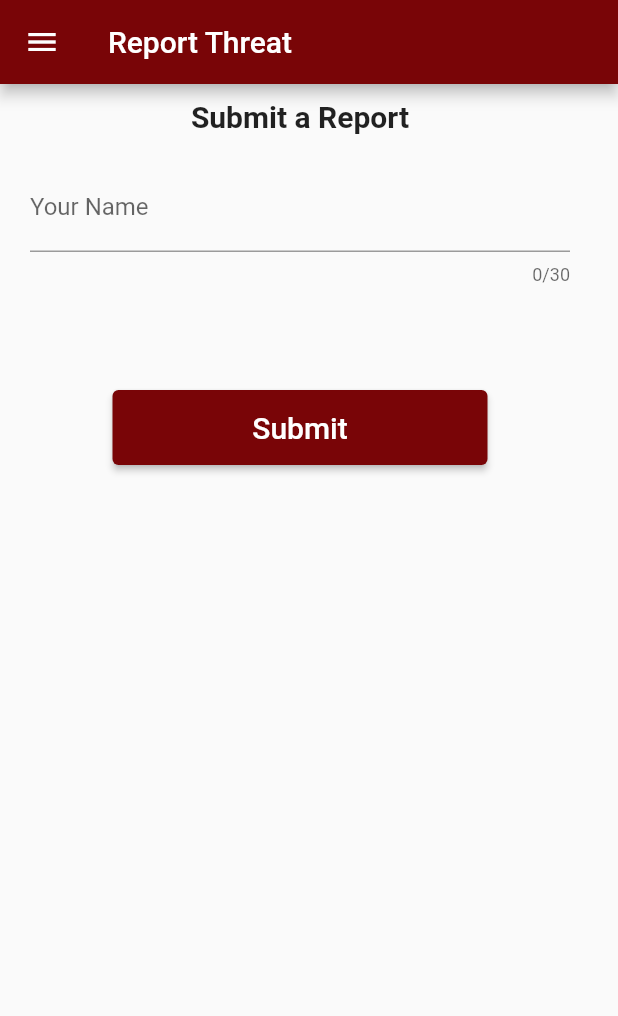
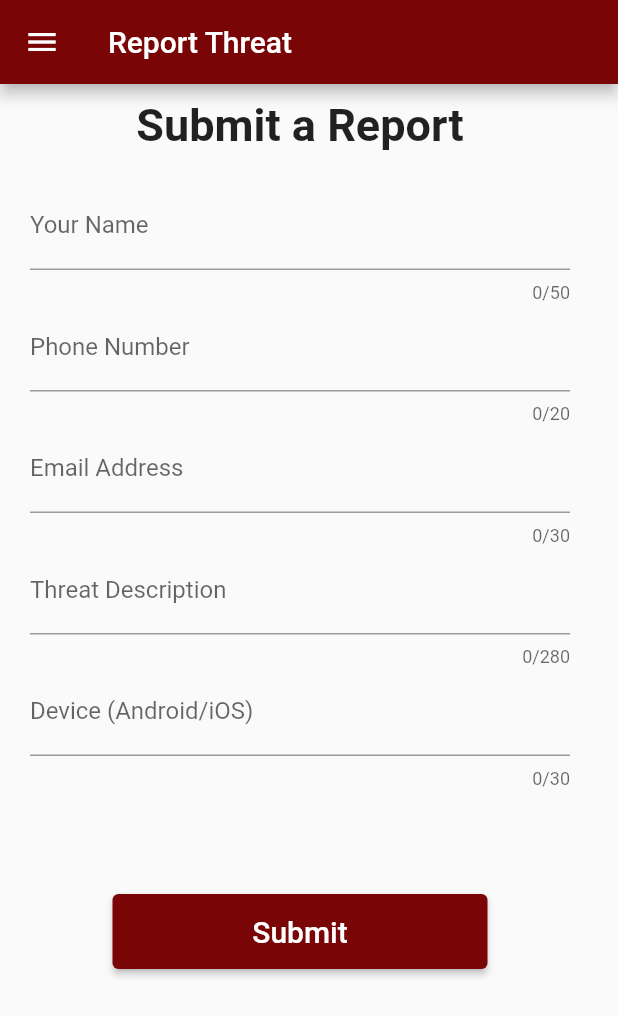
Before and after one commit to akanshasen/mobileShielding, a Flutter app: the ScanTPage screen opened directly, after a tap on "Report Threat", on a phone screen of 412 x 824 dp. Shown: the top 1016 px of the screen. Run offline on Flutter 3.47's test engine with Material 2 defaults, Android fonts, the phone set to English and light mode, and no system bars.

Commit message:
added the name, number, emailaddress, threat description and device choice

```diff
--- a/lib/report.dart
+++ b/lib/report.dart
@@ -21,7 +21,8 @@ class _reportPageState extends State<ReportPage> {
             backgroundColor: Color(0xff790507),
             title: Text('Report Threat'),
           ),
-          body: Container(
+          body: SingleChildScrollView(
+            child: Container(
               child: Column(
                 children: [
                   Container(
@@ -31,7 +32,7 @@ class _reportPageState extends State<ReportPage> {
                         Text(
                           'Submit a Report',
                           style: TextStyle(
-                          fontSize: 20.0,
+                            fontSize: 30.0,
                             fontWeight: FontWeight.bold,
                           ),
                         ),
@@ -41,12 +42,35 @@ class _reportPageState extends State<ReportPage> {
                   Container(
                     width: 400.0,
                     padding: EdgeInsets.all(20.0),
-                  child: TextFormField(
-                    maxLength: 30,
+                    child: Column(
+                      children: [
+                        TextFormField(
+                          maxLength: 50,
                           decoration: InputDecoration(labelText: 'Your Name'),
                         ),
+                        TextFormField(
+                          maxLength: 20,
+                          decoration:
+                              InputDecoration(labelText: 'Phone Number'),
                         ),
-
+                        TextFormField(
+                          maxLength: 30,
+                          decoration:
+                              InputDecoration(labelText: 'Email Address'),
+                        ),
+                        TextFormField(
+                          maxLength: 280,
+                          decoration:
+                              InputDecoration(labelText: 'Threat Description'),
+                        ),
+                        TextFormField(
+                          maxLength: 30,
+                          decoration: InputDecoration(
+                              labelText: 'Device (Android/iOS)'),
+                        ),
+                      ],
+                    ),
+                  ),
                   Container(
                     height: 50.0,
                     width: 250.0,
@@ -74,6 +98,7 @@ class _reportPageState extends State<ReportPage> {
             ),
           ),
         ),
+      ),
     );
   }
 }
```
Lines whose indentation alone changed are shown as unchanged.
